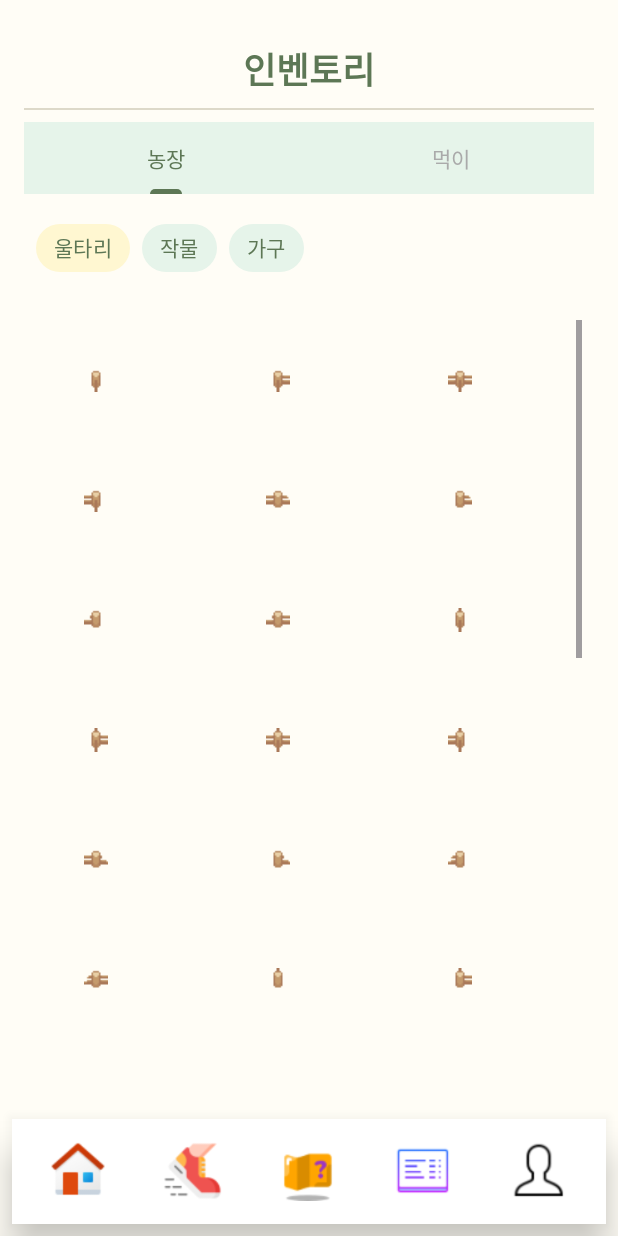
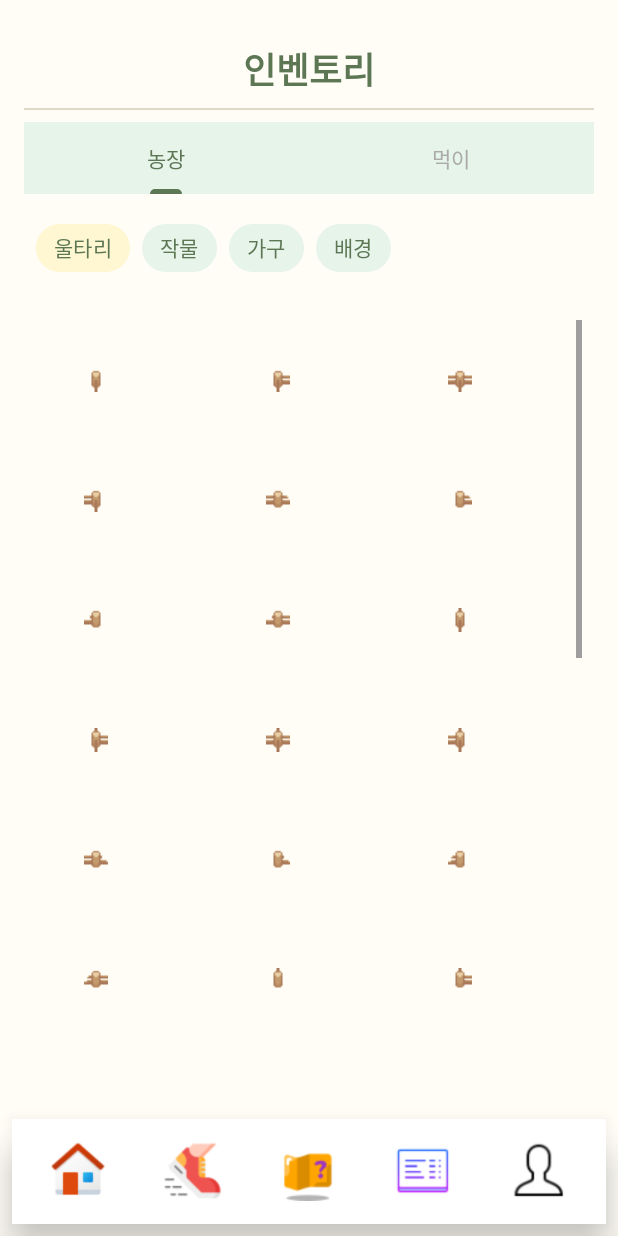
Before and after one commit to Runningfarm/new_juwon, an Android app: the Tab4Activity screen opened directly, with no data from a screen before it, on a phone screen of 412 x 824 dp. Run offline under Robolectric (Android 15) with nearby library versions, the light colour scheme and no system bars.

Commit message:
7월 27일 수정사항_(2)

```diff
--- a/app/src/main/java/kr/ac/hs/farm/RetrofitClient.java
+++ b/app/src/main/java/kr/ac/hs/farm/RetrofitClient.java
@@ -4,7 +4,7 @@ import retrofit2.Retrofit;
 import retrofit2.converter.gson.GsonConverterFactory;
 
 public class RetrofitClient {
-    private static final String BASE_URL = "http://172.30.1.19:3000/"; // 나의 서버 IP로 수정
+    private static final String BASE_URL = "http://172.30.1.74:3000/"; // 나의 서버 IP로 수정
     private static Retrofit retrofit;
 
     public static Retrofit getRetrofitInstance() {
--- a/app/src/main/res/layout/activity_tab4.xml
+++ b/app/src/main/res/layout/activity_tab4.xml
@@ -85,6 +85,16 @@
                 android:text="가구"
                 android:textColor="#5D7755"
                 app:chipBackgroundColor="@color/chip_selector" />
+
+            <com.google.android.material.chip.Chip
+                android:id="@+id/chip_background"
+                style="@style/Widget.MaterialComponents.Chip.Choice"
+                android:layout_width="wrap_content"
+                android:layout_height="wrap_content"
+                android:text="배경"
+                android:textColor="#5D7755"
+                app:chipBackgroundColor="@color/chip_selector" />
+
         </com.google.android.material.chip.ChipGroup>
 
         <androidx.recyclerview.widget.RecyclerView
```
Also changed, not shown: app/src/main/java/kr/ac/hs/farm/ItemAdapter.java (+15 -2 lines), app/src/main/java/kr/ac/hs/farm/MainActivity.java (+29 -1 lines), app/src/main/java/kr/ac/hs/farm/SpriteView.java (+14 -9 lines), app/src/main/java/kr/ac/hs/farm/Tab4Activity.java (+24 -1 lines).
